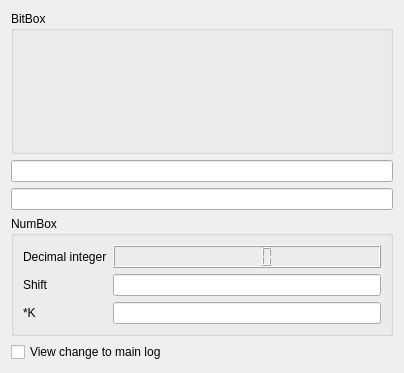
The window that masksettingsdialog.ui (nghtsnw/etrodiag) describes before a commit, drawn with Qt 5.
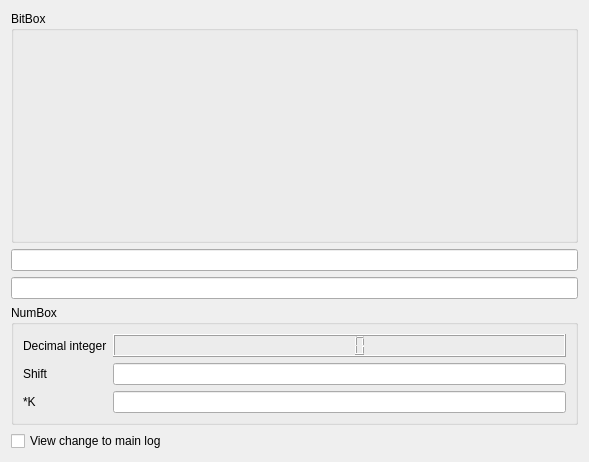
The same window after the commit.

What changed in the file:
```diff
--- a/masksettingsdialog.ui
+++ b/masksettingsdialog.ui
@@ -6,10 +6,16 @@
    <rect>
     <x>0</x>
     <y>0</y>
-    <width>404</width>
-    <height>373</height>
+    <width>589</width>
+    <height>462</height>
    </rect>
   </property>
+  <property name="sizePolicy">
+   <sizepolicy hsizetype="Maximum" vsizetype="Maximum">
+    <horstretch>0</horstretch>
+    <verstretch>0</verstretch>
+   </sizepolicy>
+  </property>
   <property name="windowTitle">
    <string>Dialog</string>
   </property>
```
